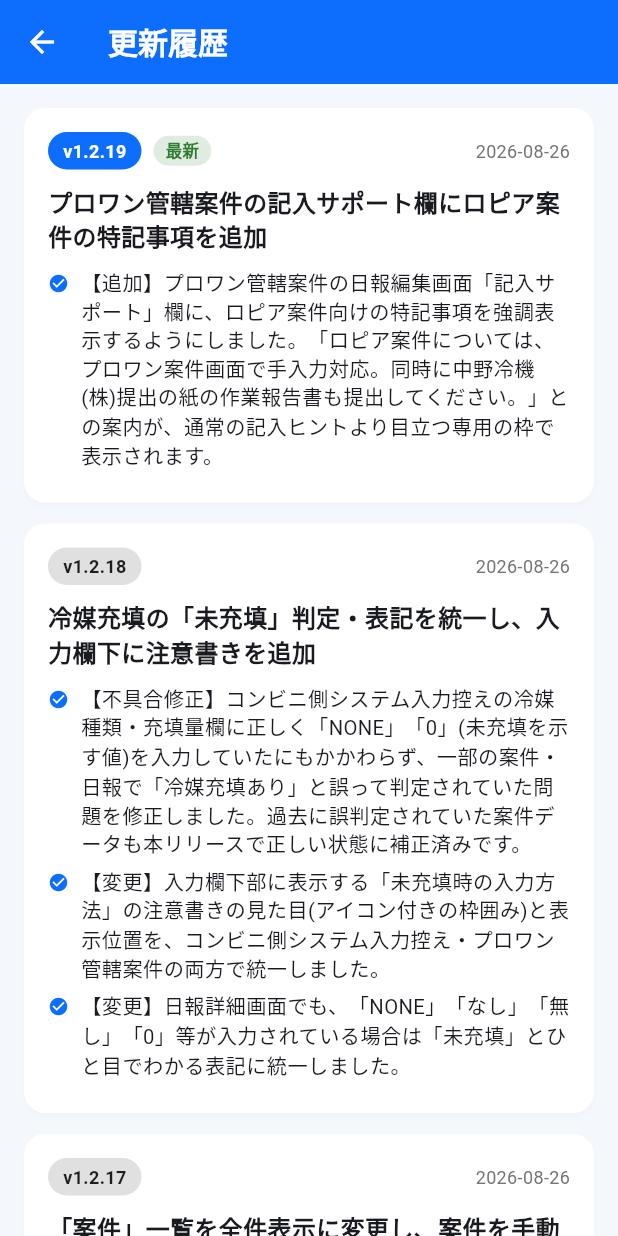
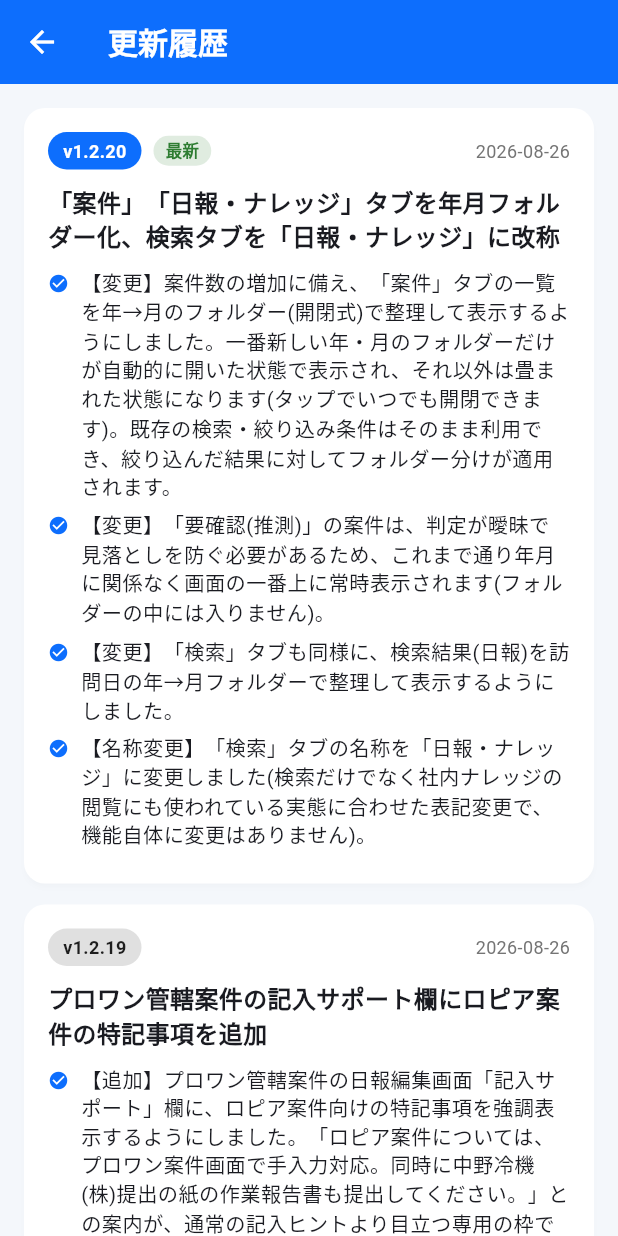
Before and after one commit to sn-naka3692/maintenance-log-app, a Flutter app: the ChangelogScreen screen opened directly, on a phone screen of 412 x 824 dp. Run offline on Flutter 3.47's test engine with Material 3 defaults, Android fonts, the phone set to English and light mode, and no system bars; our stand-ins replace cloud_firestore, file_picker, firebase_auth, firebase_core, firebase_storage, fl_chart and 7 more; missing offline and left inert: dart:js_interop, file_saver; accounts and stored records are empty.

Commit message:
Release v1.2.20: 案件・日報タブを年月フォルダー化、検索タブを「日報・ナレッジ」に改称
- 案件タブ: 一覧を年→月のExpansionTileフォルダーで整理表示
  (最新の年月のみ初期展開、要確認(推測)案件は年月非依存で常時上部表示)
- 検索タブ: 検索結果(日報)も同様に訪問日基準の年月フォルダー表示に対応
- 検索タブの名称を「日報・ナレッジ」に変更(機能面の変更なし)
- 表示層のみの変更でFirestoreデータ構造・既存の絞り込み条件は不変

```diff
--- a/lib/data/changelog_data.dart
+++ b/lib/data/changelog_data.dart
@@ -19,6 +19,27 @@ class ChangelogEntry {
 
 /// 新しい更新ほどリストの先頭に追加すること。
 const List<ChangelogEntry> changelogEntries = [
+  ChangelogEntry(
+    version: '1.2.20',
+    date: '2026-08-26',
+    title: '「案件」「日報・ナレッジ」タブを年月フォルダー化、検索タブを「日報・ナレッジ」に改称',
+    details: [
+      '【変更】案件数の増加に備え、「案件」タブの一覧を年→月のフォルダー'
+          '(開閉式)で整理して表示するようにしました。一番新しい年・月の'
+          'フォルダーだけが自動的に開いた状態で表示され、それ以外は畳まれた'
+          '状態になります(タップでいつでも開閉できます)。既存の検索・'
+          '絞り込み条件はそのまま利用でき、絞り込んだ結果に対してフォルダー'
+          '分けが適用されます。',
+      '【変更】「要確認(推測)」の案件は、判定が曖昧で見落としを防ぐ必要'
+          'があるため、これまで通り年月に関係なく画面の一番上に常時表示'
+          'されます(フォルダーの中には入りません)。',
+      '【変更】「検索」タブも同様に、検索結果(日報)を訪問日の年→月'
+          'フォルダーで整理して表示するようにしました。',
+      '【名称変更】「検索」タブの名称を「日報・ナレッジ」に変更しました'
+          '(検索だけでなく社内ナレッジの閲覧にも使われている実態に'
+          '合わせた表記変更で、機能自体に変更はありません)。',
+    ],
+  ),
   ChangelogEntry(
     version: '1.2.19',
     date: '2026-08-26',
--- a/pubspec.yaml
+++ b/pubspec.yaml
@@ -16,7 +16,7 @@ publish_to: 'none' # Remove this line if you wish to publish to pub.dev
 # https://developer.apple.com/library/archive/documentation/General/Reference/InfoPlistKeyReference/Articles/CoreFoundationKeys.html
 # In Windows, build-name is used as the major, minor, and patch parts
 # of the product and file versions while build-number is used as the build suffix.
-version: 1.2.19+28
+version: 1.2.20+29
 
 environment:
   sdk: ^3.9.2
```
